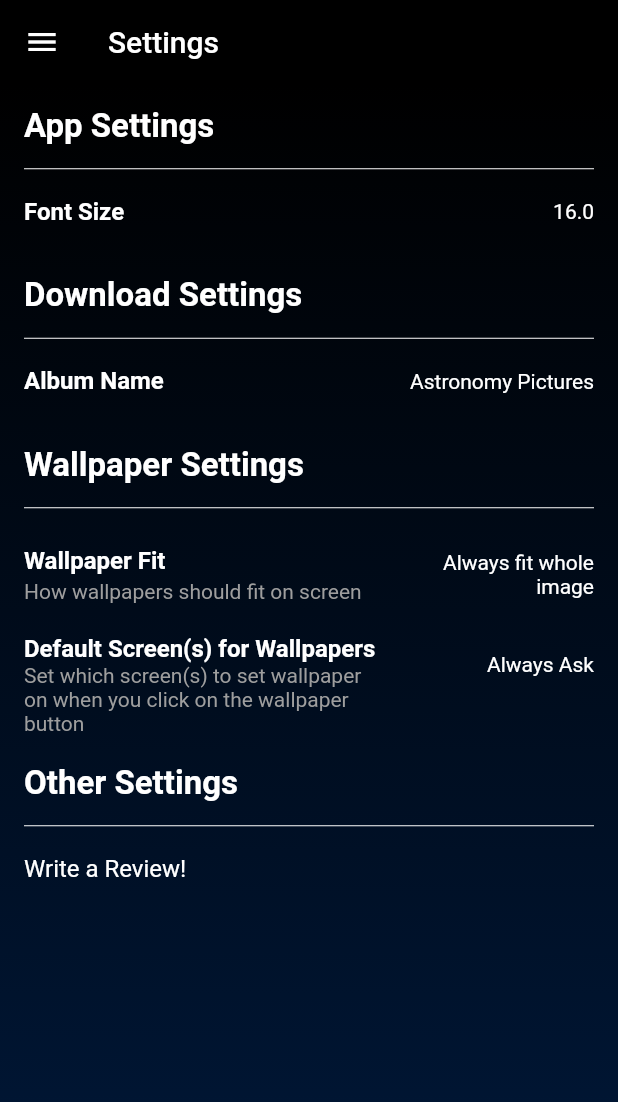
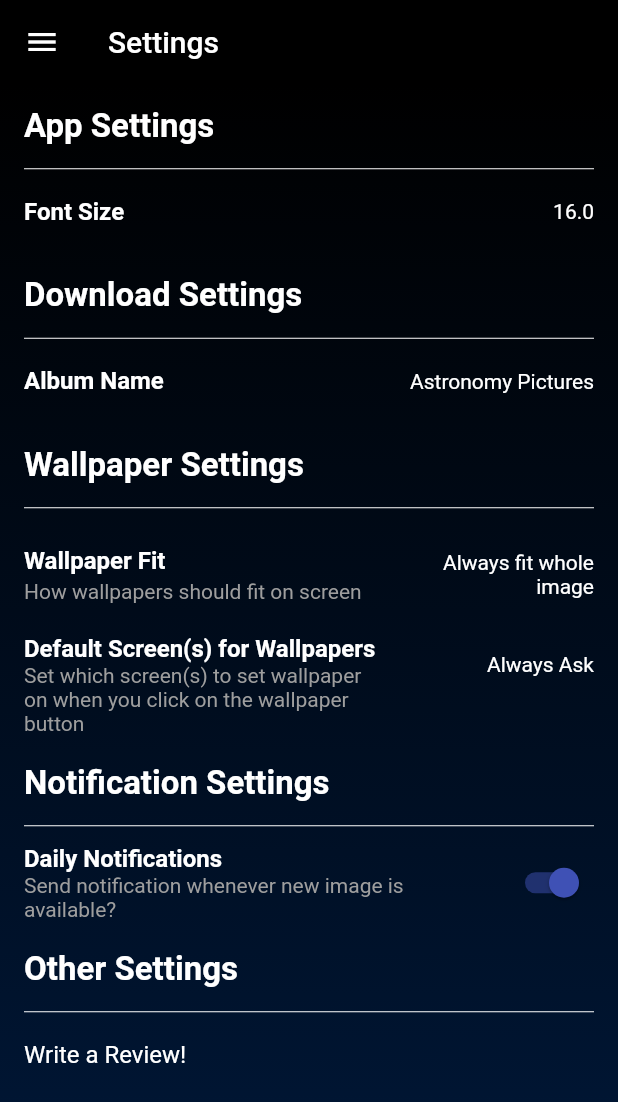
Before and after one commit to ApoorvaAditya/nasa-apod-app, a Flutter app: the SettingsScreen screen opened by its route, on a phone screen of 412 x 824 dp. Shown: the top 1102 px of the screen. Run offline on Flutter 3.47's test engine with Material 2 defaults, Android fonts, the phone set to English and light mode, and no system bars; our stand-ins replace connectivity, date_format, extended_image, flutter_cache_manager, flutter_local_notifications, flutter_widget_from_html and 8 more; missing offline and left inert: app_review, background_fetch, flutter_email_sender, image_save, wallpaper_manager; accounts and stored records are empty; generated files the repository leaves out were written again; network calls fail.

Commit message:
added notifications

```diff
--- a/lib/main.dart
+++ b/lib/main.dart
@@ -13,6 +13,7 @@ import 'services/media.dart';
 import 'services/saved_provider.dart';
 import 'services/settings_provider.dart';
 import 'strings.dart';
+// import 'utils.dart';
 
 void main() => runApp(MyApp());
 
@@ -58,7 +59,9 @@ class _MyAppState extends State<MyApp> {
           ),
           initialRoute: LoadingScreen.routeName,
           routes: {
-            AllPicturesScreeen.routeName: (_) => AllPicturesScreeen(),
+            AllPicturesScreeen.routeName: (_) => AllPicturesScreeen(
+                  showNotification: () {},
+                ),
             PastPicturesScreen.routeName: (_) => PastPicturesScreen(),
             SubmitScreen.routeName: (_) => SubmitScreen(),
             DetailsScreen.routeName: (_) => DetailsScreen(),
--- a/lib/screens/settings_screen.dart
+++ b/lib/screens/settings_screen.dart
@@ -142,24 +142,24 @@ class SettingsScreen extends StatelessWidget {
                 settings.setDefaultWallpaperScreen(value: DefaultWallpaperScreen.values[index]);
               },
             ),
-            // const SettingsGroupListTile(
-            //   title: 'Notification Settings',
-            // ),
-            // const Divider(
-            //   color: Colors.white,
-            //   height: 1,
-            //   indent: 16,
-            //   endIndent: 16,
-            // ),
-            // const SizedBox(height: 8),
-            // SwitchSettingsListTile(
-            //   title: 'Daily Notifications',
-            //   subtitle: 'Send notification whenever new image is available?',
-            //   value: settings.getDailyNotifications(),
-            //   onChanged: (value) {
-            //     settings.setDailyNotifications(value: value);
-            //   },
-            // ),
+            const SettingsGroupListTile(
+              title: 'Notification Settings',
+            ),
+            const Divider(
+              color: Colors.white,
+              height: 1,
+              indent: 16,
+              endIndent: 16,
+            ),
+            const SizedBox(height: 8),
+            SwitchSettingsListTile(
+              title: 'Daily Notifications',
+              subtitle: 'Send notification whenever new image is available?',
+              value: settings.getDailyNotifications(),
+              onChanged: (value) {
+                settings.setDailyNotifications(value: value);
+              },
+            ),
             const SettingsGroupListTile(
               title: 'Other Settings',
             ),
--- a/lib/services/media.dart
+++ b/lib/services/media.dart
@@ -40,8 +40,6 @@ class Media with ChangeNotifier {
       return Future.value();
     }
     _isLoading = true;
-    // ignore: avoid_print
-    print('loading');
     return _getAPODs().then((_) {
       _isLoading = false;
       notifyListeners();
--- a/lib/services/settings_provider.dart
+++ b/lib/services/settings_provider.dart
@@ -1,5 +1,6 @@
 import 'package:flutter/foundation.dart';
 import 'package:hive/hive.dart';
+import 'package:nasa_apod_app/utils.dart';
 
 enum WallpaperCropMethod {
   fillWholeScreen,
@@ -26,6 +27,7 @@ class SettingsProvider with ChangeNotifier {
   String defaultWallpaperScreen = 'defaultWallpaperScreen';
   String dailyNotifications = 'dailyNotifications';
   String fontSize = 'fontSize';
+  String latestDate = 'latestDate';
 
   Box _box;
 
@@ -58,6 +60,9 @@ class SettingsProvider with ChangeNotifier {
     }
     if (!_box.containsKey(fontSize)) {
       setFontSize(value: 16.0);
+    }
+    if (!_box.containsKey(latestDate)) {
+      Utils.getLatesetPostDate.then((value) => setLatestDate(value: value));
     }
   }
 
@@ -101,6 +106,10 @@ class SettingsProvider with ChangeNotifier {
     notifyListeners();
   }
 
+  void setLatestDate({DateTime value}) {
+    _box.put(latestDate, value);
+  }
+
   bool getDownloadOnSave() => _box.get(downloadOnSaveKey) as bool;
 
   bool getDownloadHq() => _box.get(downloadHq) as bool;
@@ -121,4 +130,6 @@ class SettingsProvider with ChangeNotifier {
   bool getDailyNotifications() => _box.get(dailyNotifications) as bool;
 
   double getFontSize() => _box.get(fontSize) as double;
+
+  DateTime getLatestDate() => _box.get(latestDate) as DateTime;
 }
--- a/lib/utils.dart
+++ b/lib/utils.dart
@@ -5,6 +5,7 @@ import 'package:http/http.dart' show Response, get;
 import 'package:path_provider/path_provider.dart';
 import 'package:url_launcher/url_launcher.dart' show canLaunch, launch;
 
+// ignore: avoid_classes_with_only_static_members
 class Utils {
   static String removeNewLinesAndExtraSpace(String text) {
     if (text == null) return '';
--- a/lib/widgets/app_drawer.dart
+++ b/lib/widgets/app_drawer.dart
@@ -27,7 +27,7 @@ class AppDrawer extends StatelessWidget {
             Padding(
               padding: const EdgeInsets.symmetric(vertical: 8.0, horizontal: 20.0),
               child: Text(
-                'NASA Astronomy Picture of the Day',
+                'Astronomy Picture of the Day',
                 textAlign: TextAlign.center,
                 style: TextStyle(
                   color: Colors.white,
--- a/lib/widgets/details_screen_widgets/wallpaper_button.dart
+++ b/lib/widgets/details_screen_widgets/wallpaper_button.dart
@@ -190,7 +190,7 @@ class WallpaperButton extends StatelessWidget {
                     Icons.home,
                     color: Colors.white,
                   ),
-                  title: Text(
+                  title: const Text(
                     'Home Screen Only',
                     style: whiteTextStyle,
                   ),
@@ -204,7 +204,7 @@ class WallpaperButton extends StatelessWidget {
                     Icons.screen_lock_portrait,
                     color: Colors.white,
                   ),
-                  title: Text(
+                  title: const Text(
                     'Lock Screen Only',
                     style: whiteTextStyle,
                   ),
@@ -218,7 +218,7 @@ class WallpaperButton extends StatelessWidget {
                     Icons.filter,
                     color: Colors.white,
                   ),
-                  title: Text(
+                  title: const Text(
                     'Both Screens',
                     style: whiteTextStyle,
                   ),
--- a/pubspec.yaml
+++ b/pubspec.yaml
@@ -34,6 +34,7 @@ dependencies:
   app_review: ^1.1.2
   background_fetch: ^0.6.0
   scroll_to_index: ^1.0.6
+  flutter_local_notifications: ^1.4.4+2
 
 dev_dependencies:
   lint: ^1.0.0
```
Also changed, not shown: lib/screens/all_pictures_screen.dart (+10 -0 lines), lib/screens/loading_screen.dart (+129 -5 lines), pubspec.lock, 1 other file.
